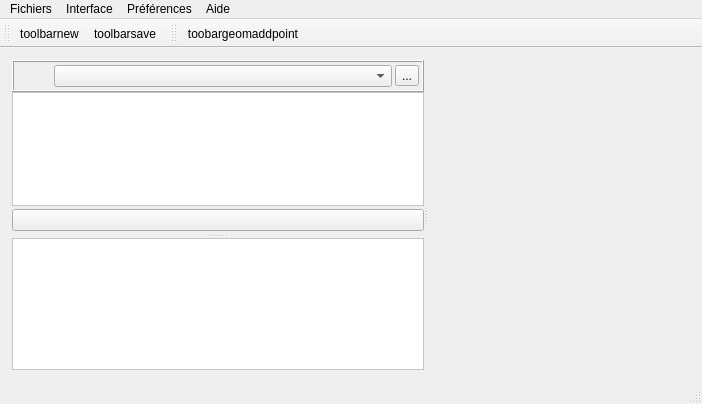
Artelia/Lamia, file Lamia/iface/qgiswidget/ifaceqgswidget.ui: the form before one commit.
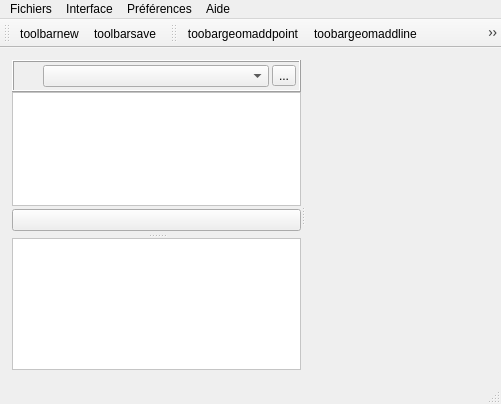
The form after the commit. Icons and pictures are not drawn.

```diff
--- a/Lamia/iface/qgiswidget/ifaceqgswidget.ui
+++ b/Lamia/iface/qgiswidget/ifaceqgswidget.ui
@@ -6,7 +6,7 @@
    <rect>
     <x>0</x>
     <y>0</y>
-    <width>702</width>
+    <width>501</width>
     <height>404</height>
    </rect>
   </property>
@@ -600,7 +600,7 @@
     <rect>
      <x>0</x>
      <y>0</y>
-     <width>702</width>
+     <width>501</width>
      <height>26</height>
     </rect>
    </property>
@@ -702,6 +702,8 @@
     <bool>false</bool>
    </attribute>
    <addaction name="actiontoobargeomaddpoint"/>
+   <addaction name="actiontoobargeomaddline"/>
+   <addaction name="actiontoobargeomaddpolygon"/>
   </widget>
   <action name="actionTre">
    <property name="text">
@@ -904,6 +906,24 @@
     <string>toobargeomaddpoint</string>
    </property>
   </action>
+  <action name="actiontoobargeomaddline">
+   <property name="icon">
+    <iconset resource="../../resources.qrc">
+     <normaloff>:/plugins/Lamia/icons/mActionCaptureLine.svg</normaloff>:/plugins/Lamia/icons/mActionCaptureLine.svg</iconset>
+   </property>
+   <property name="text">
+    <string>toobargeomaddline</string>
+   </property>
+  </action>
+  <action name="actiontoobargeomaddpolygon">
+   <property name="icon">
+    <iconset resource="../../resources.qrc">
+     <normaloff>:/plugins/Lamia/icons/mActionCapturePolygon.svg</normaloff>:/plugins/Lamia/icons/mActionCapturePolygon.svg</iconset>
+   </property>
+   <property name="text">
+    <string>toobargeomaddpolygon</string>
+   </property>
+  </action>
  </widget>
  <resources>
   <include location="resources.qrc"/>
```
Left out of the diff: 24 changed lines with no effect on the pictures.
